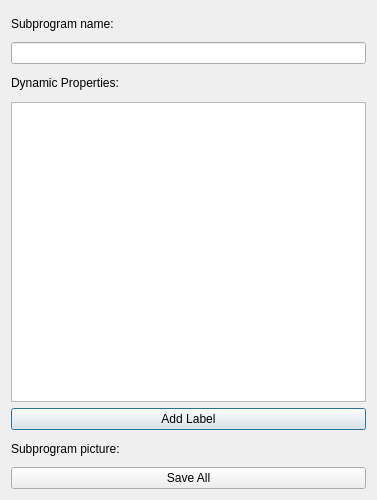
This is qrgui/dialogs/subprogram/dynamicPropertiesDialog.ui in qreal/qreal as Qt 5 draws it before an edit. The edited form follows.
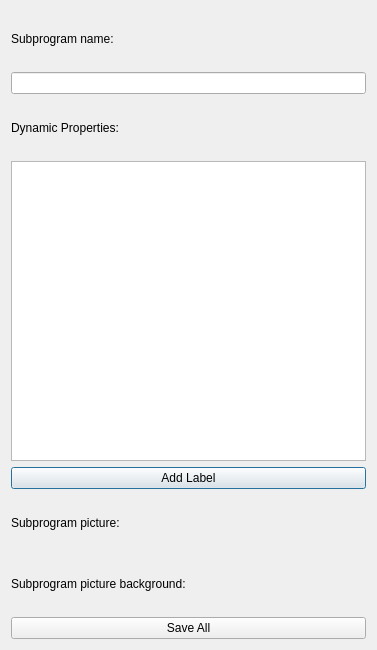
This is the edited form.

```diff
--- a/qrgui/dialogs/subprogram/dynamicPropertiesDialog.ui
+++ b/qrgui/dialogs/subprogram/dynamicPropertiesDialog.ui
@@ -10,7 +10,7 @@
     <x>0</x>
     <y>0</y>
     <width>377</width>
-    <height>500</height>
+    <height>650</height>
    </rect>
   </property>
   <property name="sizePolicy">
@@ -22,13 +22,13 @@
   <property name="minimumSize">
    <size>
     <width>377</width>
-    <height>500</height>
+    <height>650</height>
    </size>
   </property>
   <property name="maximumSize">
    <size>
     <width>377</width>
-    <height>500</height>
+    <height>650</height>
    </size>
   </property>
   <property name="windowTitle">
@@ -98,6 +98,13 @@
      </property>
     </widget>
    </item>
+   <item>
+    <widget class="QLabel" name="label_4">
+     <property name="text">
+      <string>Subprogram picture background:</string>
+     </property>
+    </widget>
+   </item>
    <item>
     <widget class="QPushButton" name="saveAll">
      <property name="text">
```
